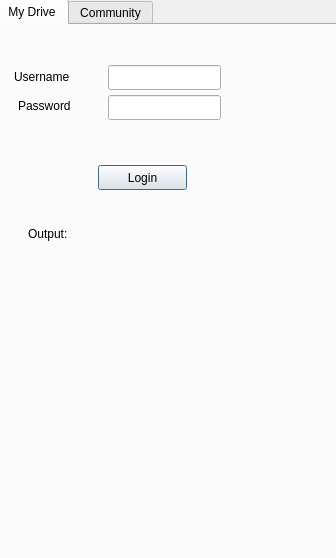
This is ellipsis_drive_dialog_base.ui in ellipsis-drive-internal/qgis-plugin as Qt 5 draws it before an edit. The edited form follows.
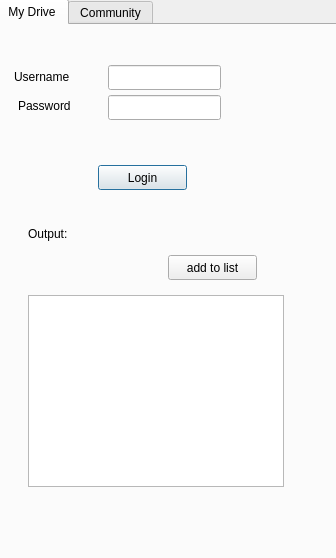
This is the edited form.

Commit message: add list view

Diff of the .ui file:
```diff
--- a/ellipsis_drive_dialog_base.ui
+++ b/ellipsis_drive_dialog_base.ui
@@ -104,6 +104,29 @@
       <string>Output: </string>
      </property>
     </widget>
+    <widget class="QListWidget" name="listWidget">
+     <property name="geometry">
+      <rect>
+       <x>30</x>
+       <y>270</y>
+       <width>256</width>
+       <height>192</height>
+      </rect>
+     </property>
+    </widget>
+    <widget class="QPushButton" name="pushButton_addtolist">
+     <property name="geometry">
+      <rect>
+       <x>170</x>
+       <y>230</y>
+       <width>89</width>
+       <height>25</height>
+      </rect>
+     </property>
+     <property name="text">
+      <string>add to list</string>
+     </property>
+    </widget>
    </widget>
    <widget class="QWidget" name="communitytab">
     <attribute name="title">
```
The commit also changes 1 other file.
